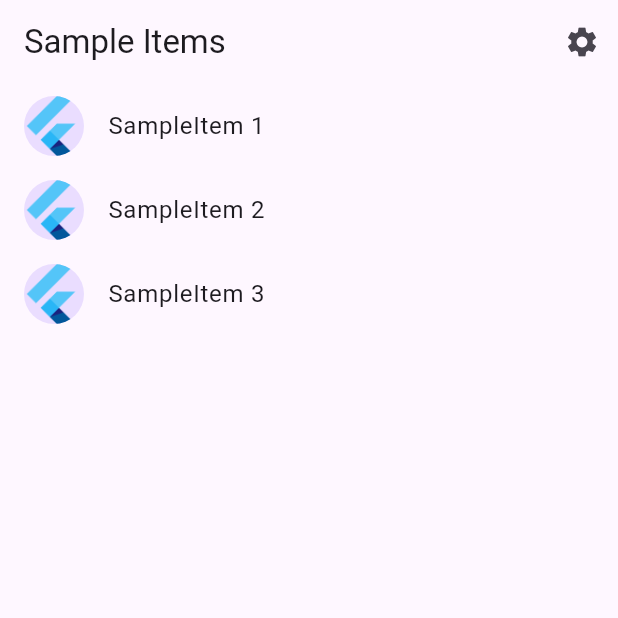
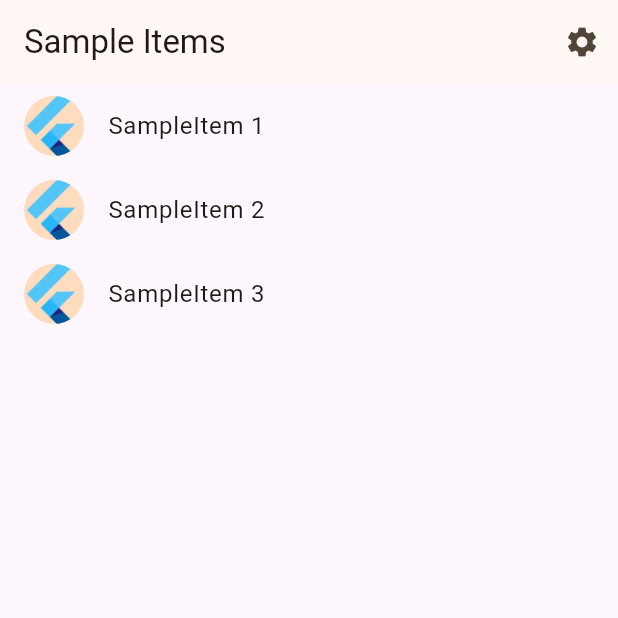
Before and after one commit to zx2a17/quickshop3scan, a Flutter app: the screen it shows after launch, on a phone screen of 412 x 824 dp, the top half of it. Run offline on Flutter 3.47's test engine with Material 3 defaults, Android fonts, the light colour scheme and no system bars; our stand-ins replace firebase_core; accounts and stored records are empty; generated files the repository leaves out were written again.

Commit message:
Set theme color scheme to orange

```diff
--- a/lib/src/app.dart
+++ b/lib/src/app.dart
@@ -55,7 +55,7 @@ class MyApp extends StatelessWidget {
           // Define a light and dark color theme. Then, read the user's
           // preferred ThemeMode (light, dark, or system default) from the
           // SettingsController to display the correct theme.
-          theme: ThemeData(),
+          theme: ThemeData().copyWith(colorScheme: ColorScheme.fromSeed(seedColor: Colors.orange)),
           darkTheme: ThemeData.dark(),
           themeMode: settingsController.themeMode,
 
```
